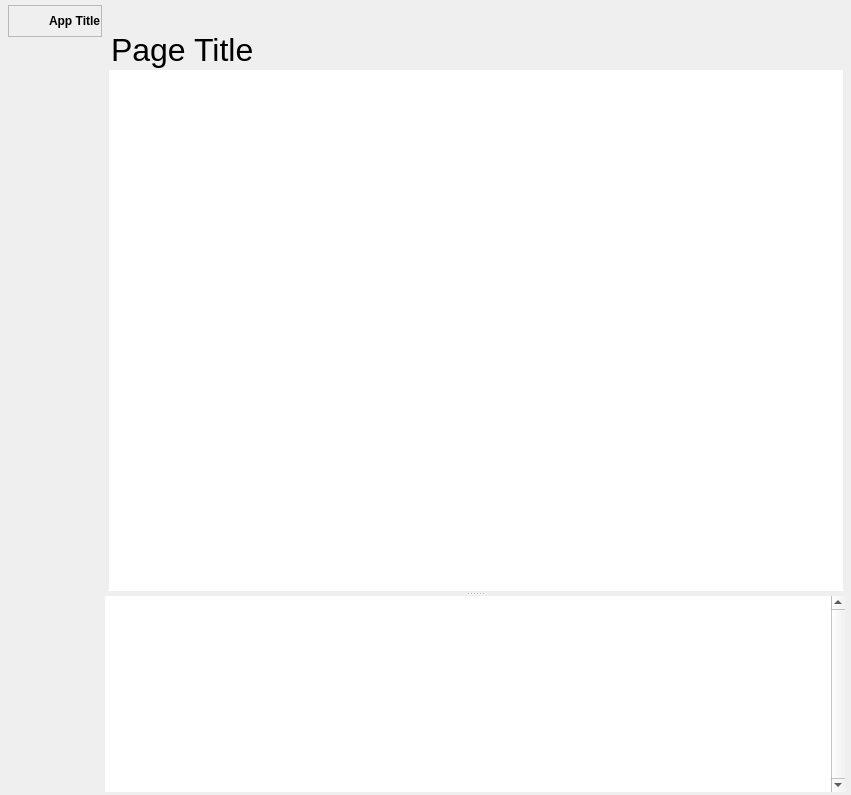
Before: the Qt Designer form src/conan_app_launcher/ui/fluent_window/fluent_window.ui in goszpeti/conan_explorer, drawn with Qt 5.
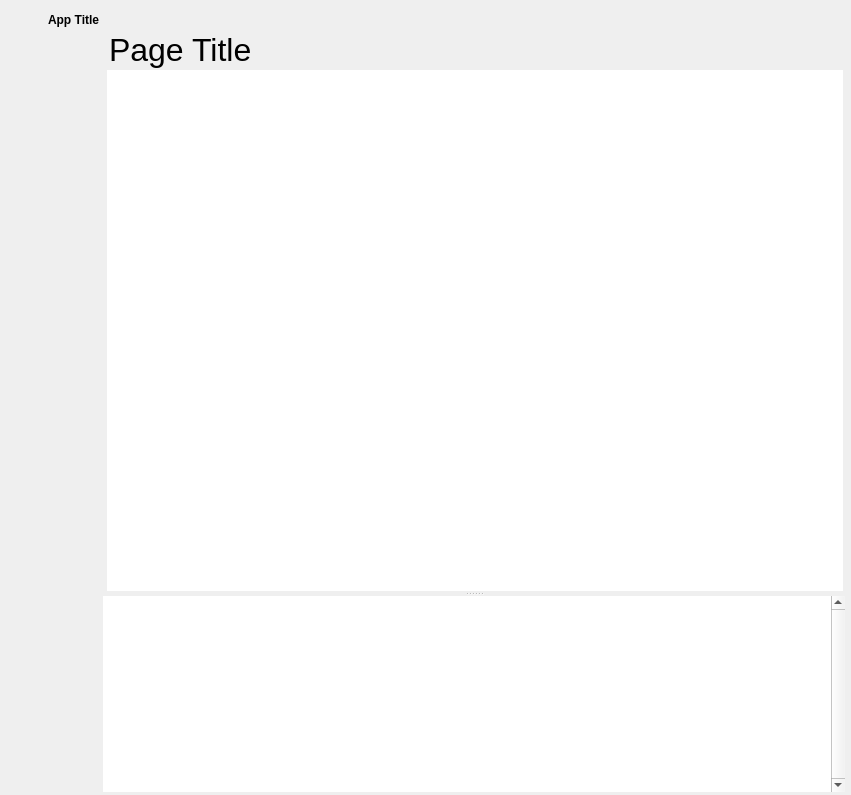
After: the same form once the commit is applied. Icons and pictures are not drawn.

Commit message: Fixes ror Linux * Remove ui title frame * Remove file editor path check for system cmds

What changed in the file:
```diff
--- a/src/conan_app_launcher/ui/fluent_window/fluent_window.ui
+++ b/src/conan_app_launcher/ui/fluent_window/fluent_window.ui
@@ -944,7 +944,7 @@
              <item>
               <widget class="QFrame" name="frame">
                <property name="frameShape">
-                <enum>QFrame::StyledPanel</enum>
+                <enum>QFrame::NoFrame</enum>
                </property>
                <property name="frameShadow">
                 <enum>QFrame::Raised</enum>
```
The commit also changes 4 other files.
